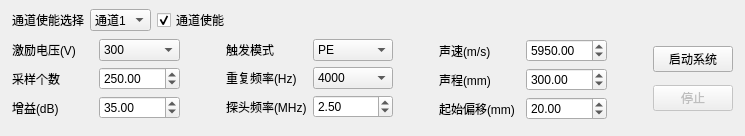
This is Ui/ParaSetWidget.ui in lishuaiyuan1990/Zynq as Qt 5 draws it before an edit. The edited form follows.
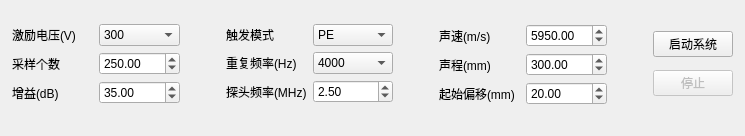
This is the edited form.

```diff
--- a/Ui/ParaSetWidget.ui
+++ b/Ui/ParaSetWidget.ui
@@ -24,109 +24,6 @@
    </property>
    <layout class="QGridLayout" name="gridLayout_5">
     <item row="0" column="0">
-     <layout class="QHBoxLayout" name="horizontalLayout_12">
-      <item>
-       <layout class="QHBoxLayout" name="horizontalLayout_11">
-        <item>
-         <layout class="QHBoxLayout" name="horizontalLayout">
-          <item>
-           <widget class="QLabel" name="label">
-            <property name="text">
-             <string>通道使能选择</string>
-            </property>
-           </widget>
-          </item>
-          <item>
-           <widget class="QComboBox" name="m_chanNo">
-            <item>
-             <property name="text">
-              <string>通道1</string>
-             </property>
-            </item>
-            <item>
-             <property name="text">
-              <string>通道2</string>
-             </property>
-            </item>
-            <item>
-             <property name="text">
-              <string>通道3</string>
-             </property>
-            </item>
-            <item>
-             <property name="text">
-              <string>通道4</string>
-             </property>
-            </item>
-            <item>
-             <property name="text">
-              <string>通道5</string>
-             </property>
-            </item>
-            <item>
-             <property name="text">
-              <string>通道6</string>
-             </property>
-            </item>
-            <item>
-             <property name="text">
-              <string>通道7</string>
-             </property>
-            </item>
-            <item>
-             <property name="text">
-              <string>通道8</string>
-             </property>
-            </item>
-           </widget>
-          </item>
-         </layout>
-        </item>
-        <item>
-         <widget class="QCheckBox" name="m_chanChecked">
-          <property name="text">
-           <string>通道使能</string>
-          </property>
-          <property name="checked">
-           <bool>true</bool>
-          </property>
-         </widget>
-        </item>
-       </layout>
-      </item>
-      <item>
-       <spacer name="horizontalSpacer">
-        <property name="orientation">
-         <enum>Qt::Horizontal</enum>
-        </property>
-        <property name="sizeHint" stdset="0">
-         <size>
-          <width>40</width>
-          <height>20</height>
-         </size>
-        </property>
-       </spacer>
-      </item>
-      <item>
-       <layout class="QHBoxLayout" name="horizontalLayout_14">
-        <item>
-         <spacer name="horizontalSpacer_2">
-          <property name="orientation">
-           <enum>Qt::Horizontal</enum>
-          </property>
-          <property name="sizeHint" stdset="0">
-           <size>
-            <width>40</width>
-            <height>20</height>
-           </size>
-          </property>
-         </spacer>
-        </item>
-       </layout>
-      </item>
-     </layout>
-    </item>
-    <item row="1" column="0">
      <layout class="QGridLayout" name="gridLayout_4">
       <item row="0" column="0">
        <layout class="QGridLayout" name="gridLayout">
```
